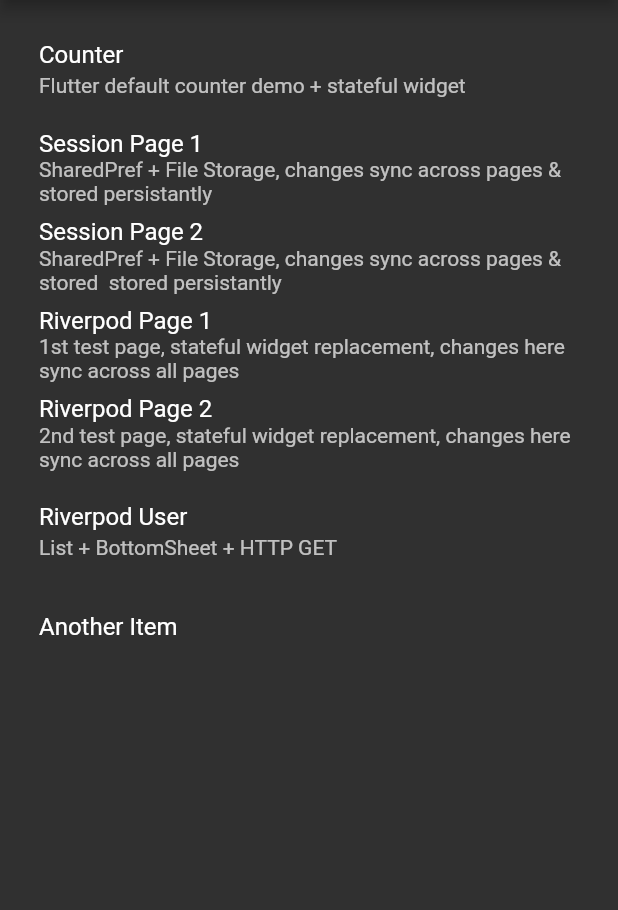
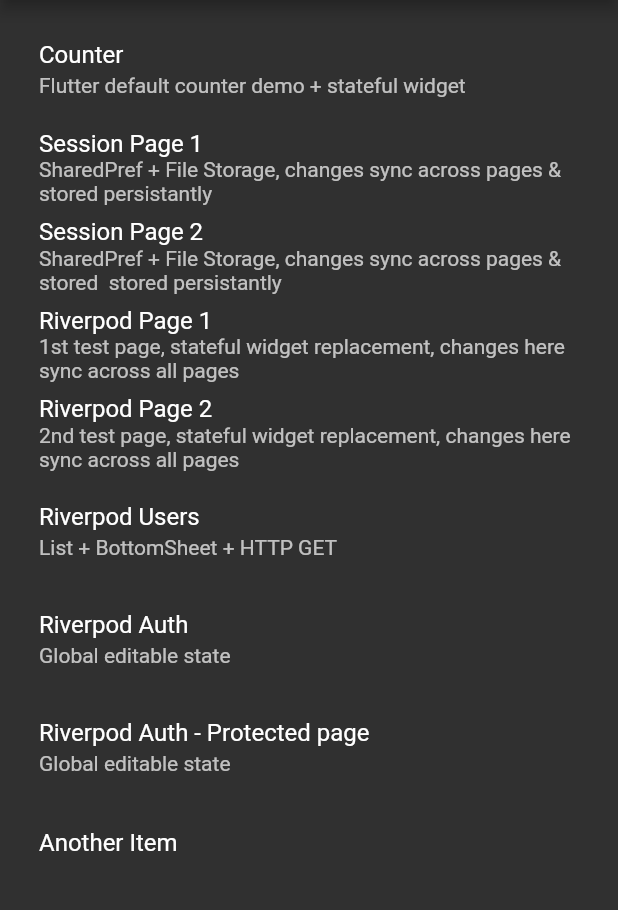
Before and after one commit to exiang/flutter_kitchensink, a Flutter app: the screen it shows after launch, on a phone screen of 412 x 824 dp, the part 84-994 px from its top. Run offline on Flutter 3.47's test engine with Material 2 defaults, Android fonts, the phone set to English and light mode, and no system bars; our stand-ins replace flutter_riverpod, flutter_secure_storage, hooks_riverpod, page_transition, shared_preferences; missing offline and left inert: dart:ffi, flutter_session_manager.

Commit message:
added auth demo

```diff
--- /dev/null
+++ b/lib/src/model/auth_model.dart
@@ -0,0 +1,36 @@
+import 'package:flutter/foundation.dart';
+
+@immutable
+class Auth {
+  final int userId;
+  final String email;
+  final String username;
+  final String nickname;
+  /*late String timezone;
+  late String language;
+  late String currency;
+  late String avatarUrl;
+
+  late bool isLogin = false;
+  late String provider;
+  late String providerIdentifier;
+  late String jwt;
+  late String refreshToken;
+  late int tokenExp;*/
+
+  const Auth(
+      {required this.userId,
+      required this.email,
+      required this.username,
+      required this.nickname});
+
+  Auth copyWith(
+      {int? userId, String? email, String? username, String? nickname}) {
+    return Auth(
+      userId: userId ?? this.userId,
+      email: email ?? this.email,
+      username: username ?? this.username,
+      nickname: nickname ?? this.nickname,
+    );
+  }
+}
--- /dev/null
+++ b/lib/src/provider/auth_provider.dart
@@ -0,0 +1,15 @@
+import 'package:flutter_riverpod/flutter_riverpod.dart';
+
+import 'package:flutter_kitchensink/src/model/auth_model.dart';
+
+class AuthNotifier extends StateNotifier<Auth> {
+  AuthNotifier()
+      : super(Auth(userId: 0, email: '', username: '', nickname: ''));
+
+  void setNickname(value) {
+    state = state.copyWith(nickname: value);
+  }
+}
+
+final StateNotifierProvider<AuthNotifier, Auth> authDataProvider =
+    StateNotifierProvider((ref) => AuthNotifier());
--- a/lib/src/screen/menu_screen.dart
+++ b/lib/src/screen/menu_screen.dart
@@ -8,6 +8,8 @@
 import 'package:flutter_kitchensink/src/screen/riverpod_screen.dart';
 import 'package:flutter_kitchensink/src/screen/riverpod2_screen.dart';
 import 'package:flutter_kitchensink/src/screen/riverpod_user_screen.dart';
+import 'package:flutter_kitchensink/src/screen/riverpod_auth_screen.dart';
+import 'package:flutter_kitchensink/src/screen/riverpod_auth_protected_screen.dart';
 
 class MenuScreen extends StatelessWidget {
   const MenuScreen({Key? key}) : super(key: key);
@@ -88,7 +90,7 @@
               },
             ),
             ListTile(
-              title: Text("Riverpod User"),
+              title: Text("Riverpod Users"),
               subtitle: Text("List + BottomSheet + HTTP GET"),
               onTap: () {
                 Navigator.push(
@@ -99,6 +101,30 @@
                 );
               },
             ),
+            ListTile(
+              title: Text("Riverpod Auth"),
+              subtitle: Text("Global editable state"),
+              onTap: () {
+                Navigator.push(
+                  context,
+                  MaterialPageRoute(
+                    builder: (context) => RiverpodAuthScreen(),
+                  ),
+                );
+              },
+            ),
+            ListTile(
+              title: Text("Riverpod Auth - Protected page"),
+              subtitle: Text("Global editable state"),
+              onTap: () {
+                Navigator.push(
+                  context,
+                  MaterialPageRoute(
+                    builder: (context) => RiverpodAuthProtectedScreen(),
+                  ),
+                );
+              },
+            ),
             ListTile(title: Text("Another Item"))
           ],
         ));
--- a/pubspec.yaml
+++ b/pubspec.yaml
@@ -45,6 +45,7 @@
   freezed_annotation: ^0.14.2
   json_annotation: ^4.0.1
   http: ^0.13.4
+  flutter_secure_storage: ^5.0.2
 
 dev_dependencies:
   flutter_test:
```
Also changed, not shown: lib/src/misc/global.dart (+39 -0 lines), lib/src/provider/data_provider.dart (+5 -5 lines), lib/src/screen/riverpod_auth_protected_screen.dart (added, +37 -0 lines), lib/src/screen/riverpod_auth_screen.dart (added, +42 -0 lines), lib/src/screen/session1_screen.dart (+24 -0 lines), lib/src/screen/session2_screen.dart (+8 -0 lines), pubspec.lock, 4 other files.
